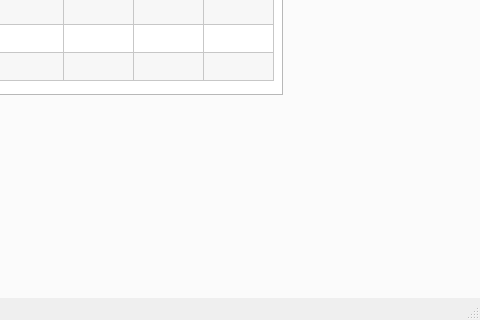
LinasJu/Geriausia-operacine-sistema, file mainwindow.ui: the form before one commit; both pictures show x 870 to 1350 and y 429 to 749 of the 1350 by 749 pixel window.
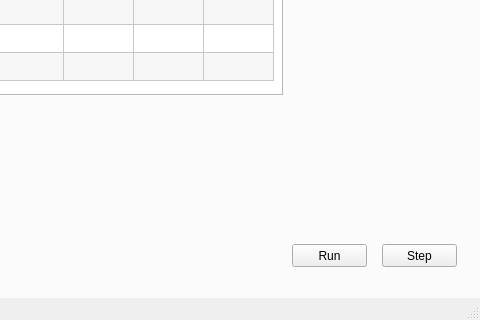
The form after the commit.

Commit message: next(),run() with buttons

```diff
--- a/mainwindow.ui
+++ b/mainwindow.ui
@@ -766,6 +766,35 @@
       </property>
       <property name="text">
        <string>Connected</string>
+      </property>
+      <property name="checkable">
+       <bool>true</bool>
+      </property>
+     </widget>
+     <widget class="QPushButton" name="stepButton">
+      <property name="geometry">
+       <rect>
+        <x>1250</x>
+        <y>630</y>
+        <width>75</width>
+        <height>23</height>
+       </rect>
+      </property>
+      <property name="text">
+       <string>Step</string>
+      </property>
+     </widget>
+     <widget class="QPushButton" name="runButton">
+      <property name="geometry">
+       <rect>
+        <x>1160</x>
+        <y>630</y>
+        <width>75</width>
+        <height>23</height>
+       </rect>
+      </property>
+      <property name="text">
+       <string>Run</string>
       </property>
      </widget>
     </widget>
```
Left out of the diff: 4 changed lines with no effect on the pictures. The commit also changes 4 other files.
